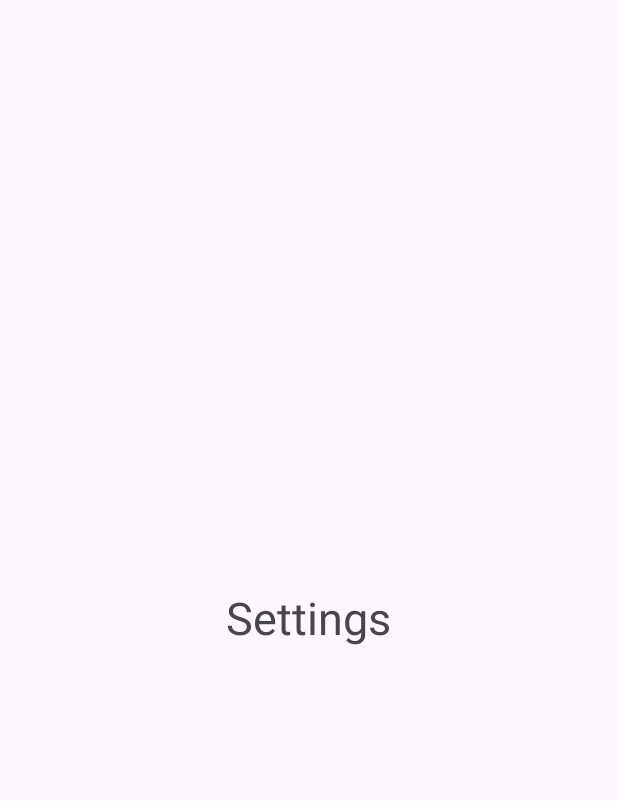
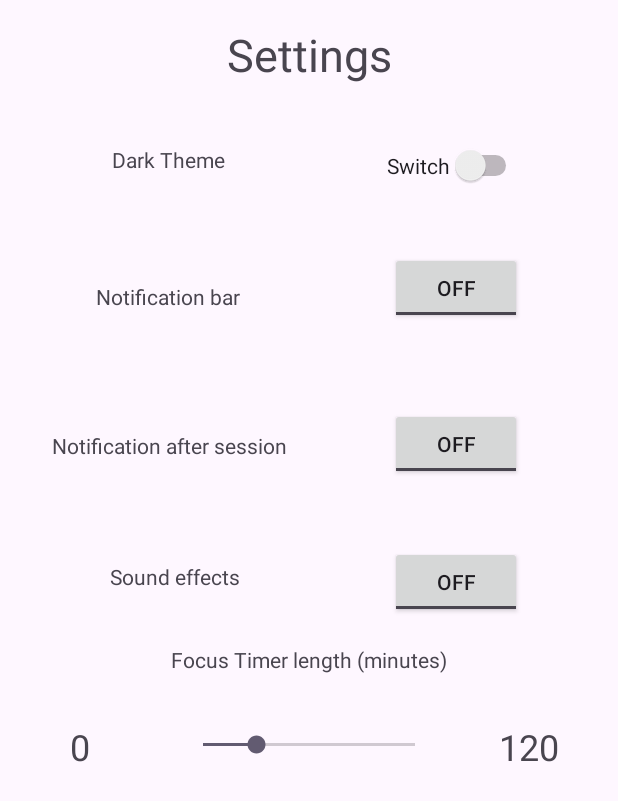
Before and after one commit to Pomodorify/Pomodorify, an Android app: the fragment Settings shown on its own in the app's theme, on a phone screen of 412 x 824 dp. Shown: the top 801 px of the screen. Run offline under Robolectric (Android 15) with nearby library versions, the phone set to English and light mode, and no system bars.

Commit message:
Started implementing basic UI of settings fragment

```diff
--- a/app/src/main/res/layout/fragment_settings.xml
+++ b/app/src/main/res/layout/fragment_settings.xml
@@ -1,16 +1,150 @@
 <?xml version="1.0" encoding="utf-8"?>
-<FrameLayout xmlns:android="http://schemas.android.com/apk/res/android"
+<androidx.constraintlayout.widget.ConstraintLayout xmlns:android="http://schemas.android.com/apk/res/android"
+    xmlns:app="http://schemas.android.com/apk/res-auto"
     xmlns:tools="http://schemas.android.com/tools"
     android:layout_width="match_parent"
     android:layout_height="match_parent"
     tools:context=".Settings">
 
     <!-- TODO: Update blank fragment layout -->
+
     <TextView
+        android:id="@+id/textView"
         android:layout_width="wrap_content"
         android:layout_height="wrap_content"
-        android:layout_gravity="center"
+        android:layout_marginTop="16dp"
         android:text="Settings"
-        android:textSize="30sp"/>
+        android:textSize="30sp"
+        app:layout_constraintEnd_toEndOf="parent"
+        app:layout_constraintStart_toStartOf="parent"
+        app:layout_constraintTop_toTopOf="parent" />
 
-</FrameLayout>
+    <Switch
+        android:id="@+id/themeSwitch"
+        android:layout_width="wrap_content"
+        android:layout_height="wrap_content"
+        android:layout_marginTop="40dp"
+        android:layout_marginEnd="64dp"
+        android:text="Switch"
+        app:layout_constraintEnd_toEndOf="parent"
+        app:layout_constraintTop_toBottomOf="@+id/textView" />
+
+    <ToggleButton
+        android:id="@+id/NotisSessionFinished"
+        android:layout_width="wrap_content"
+        android:layout_height="wrap_content"
+        android:layout_marginTop="56dp"
+        android:layout_marginEnd="64dp"
+        android:text="Notification after finishing"
+        app:layout_constraintEnd_toEndOf="parent"
+        app:layout_constraintTop_toBottomOf="@+id/NotisBar" />
+
+    <TextView
+        android:id="@+id/textView4"
+        android:layout_width="wrap_content"
+        android:layout_height="wrap_content"
+        android:layout_marginTop="80dp"
+        android:text="Notification after session"
+        app:layout_constraintEnd_toStartOf="@+id/NotisSessionFinished"
+        app:layout_constraintHorizontal_bias="0.333"
+        app:layout_constraintStart_toStartOf="parent"
+        app:layout_constraintTop_toBottomOf="@+id/textView3" />
+
+    <TextView
+        android:id="@+id/textView2"
+        android:layout_width="wrap_content"
+        android:layout_height="wrap_content"
+        android:layout_marginTop="40dp"
+        android:text="Dark Theme"
+        app:layout_constraintEnd_toStartOf="@+id/themeSwitch"
+        app:layout_constraintHorizontal_bias="0.409"
+        app:layout_constraintStart_toStartOf="parent"
+        app:layout_constraintTop_toBottomOf="@+id/textView" />
+
+    <ToggleButton
+        android:id="@+id/SoundEffects"
+        android:layout_width="wrap_content"
+        android:layout_height="wrap_content"
+        android:layout_marginTop="44dp"
+        android:layout_marginEnd="64dp"
+        android:text="Sound effects"
+        app:layout_constraintEnd_toEndOf="parent"
+        app:layout_constraintTop_toBottomOf="@+id/NotisSessionFinished" />
+
+    <ToggleButton
+        android:id="@+id/NotisBar"
+        android:layout_width="wrap_content"
+        android:layout_height="wrap_content"
+        android:layout_marginTop="44dp"
+        android:layout_marginEnd="64dp"
+        android:text="Notifications during timing"
+        app:layout_constraintEnd_toEndOf="parent"
+        app:layout_constraintTop_toBottomOf="@+id/themeSwitch" />
+
+    <TextView
+        android:id="@+id/textView5"
+        android:layout_width="wrap_content"
+        android:layout_height="wrap_content"
+        android:layout_marginTop="68dp"
+        android:text="Sound effects"
+        app:layout_constraintEnd_toStartOf="@+id/SoundEffects"
+        app:layout_constraintHorizontal_bias="0.424"
+        app:layout_constraintStart_toStartOf="parent"
+        app:layout_constraintTop_toBottomOf="@+id/textView4" />
+
+    <TextView
+        android:id="@+id/textView3"
+        android:layout_width="wrap_content"
+        android:layout_height="wrap_content"
+        android:layout_marginTop="72dp"
+        android:text="Notification bar"
+        app:layout_constraintEnd_toStartOf="@+id/NotisBar"
+        app:layout_constraintHorizontal_bias="0.392"
+        app:layout_constraintStart_toStartOf="parent"
+        app:layout_constraintTop_toBottomOf="@+id/textView2" />
+
+    <TextView
+        android:id="@+id/FocusLength"
+        android:layout_width="wrap_content"
+        android:layout_height="wrap_content"
+        android:layout_marginTop="36dp"
+        android:text="Focus Timer length (minutes)"
+        app:layout_constraintEnd_toEndOf="parent"
+        app:layout_constraintStart_toStartOf="parent"
+        app:layout_constraintTop_toBottomOf="@+id/textView5" />
+
+    <SeekBar
+        android:id="@+id/seekBar"
+        android:layout_width="173dp"
+        android:layout_height="47dp"
+        android:layout_marginTop="24dp"
+        android:max="120"
+        android:progress="30"
+        app:layout_constraintEnd_toEndOf="parent"
+        app:layout_constraintStart_toStartOf="parent"
+        app:layout_constraintTop_toBottomOf="@+id/FocusLength" />
+
+    <TextView
+        android:id="@+id/textView7"
+        android:layout_width="wrap_content"
+        android:layout_height="wrap_content"
+        android:layout_marginTop="32dp"
+        android:text="0"
+        android:textSize="24sp"
+        app:layout_constraintEnd_toStartOf="@+id/seekBar"
+        app:layout_constraintHorizontal_bias="0.443"
+        app:layout_constraintStart_toStartOf="parent"
+        app:layout_constraintTop_toBottomOf="@+id/FocusLength" />
+
+    <TextView
+        android:id="@+id/textView8"
+        android:layout_width="wrap_content"
+        android:layout_height="wrap_content"
+        android:layout_marginTop="32dp"
+        android:text="120"
+        android:textSize="24sp"
+        app:layout_constraintEnd_toEndOf="parent"
+        app:layout_constraintStart_toEndOf="@+id/seekBar"
+        app:layout_constraintTop_toBottomOf="@+id/FocusLength" />
+
+</androidx.constraintlayout.widget.ConstraintLayout>
```
